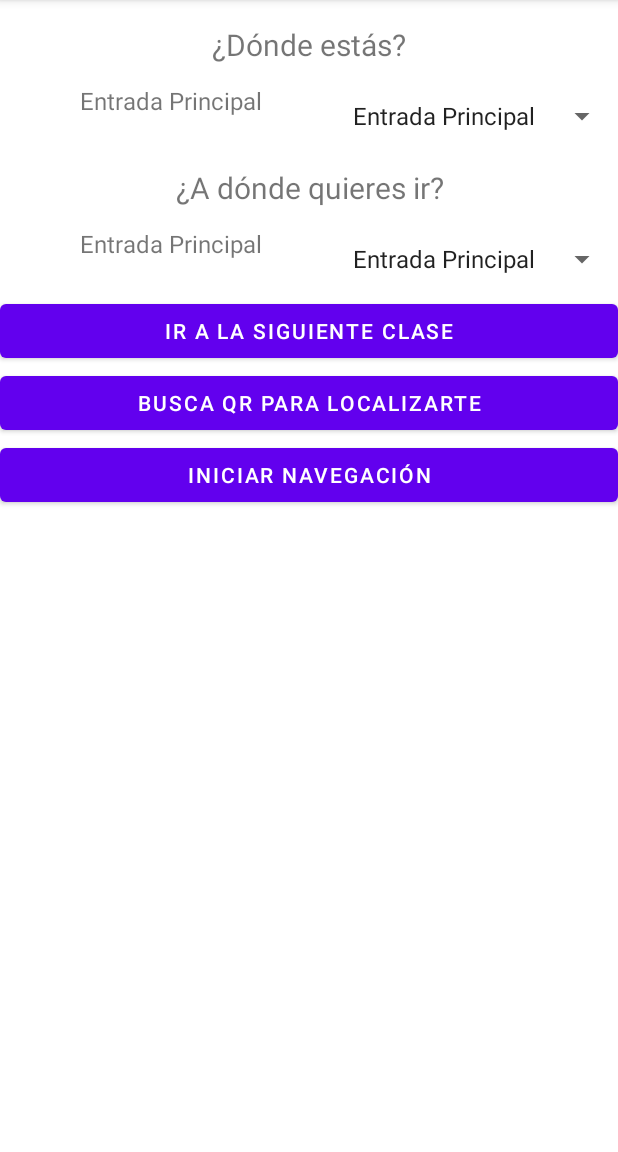
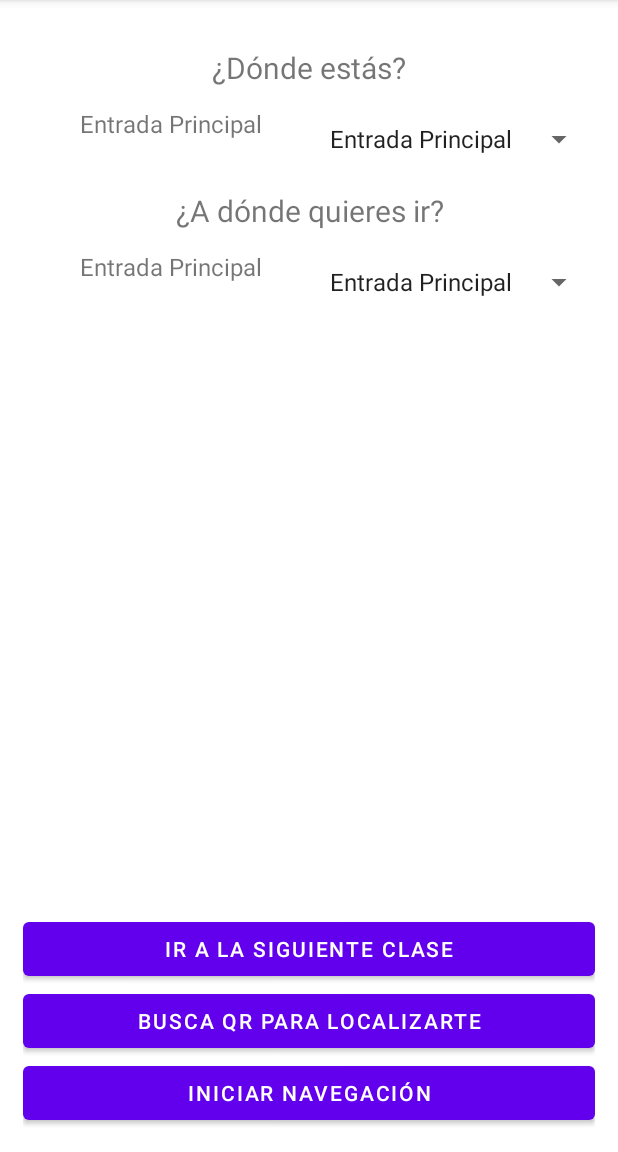
Before and after one commit to MiklosLaszlo/NPI, an Android app: the screen it shows after launch (MainActivity), in the side drawer, after a tap on "Navegación", on a phone screen of 412 x 824 dp, the part 84-1236 px from its top. Run offline under Robolectric (Android 15) with nearby library versions, the phone set to English and light mode, and no system bars; libraries missing offline, so code that uses them is left out: com.google.ar.core, com.google.ar.sceneform, com.journeyapps.barcodescanner; 7 statements that could not run were skipped.

Commit message:
Cosas pre merge

```diff
--- a/NPI_P3/app/src/main/java/com/example/drawerappugr/Cursor.java
+++ b/NPI_P3/app/src/main/java/com/example/drawerappugr/Cursor.java
@@ -31,7 +31,7 @@ public class Cursor{
     private float rx_antiguo = 0;   // En grados
     private float ry_antiguo = 0;   // En grados
 
-    float heading = 0f;
+    private float heading = 0f;
 
     @SuppressLint("ClickableViewAccessibility")
     public Cursor(Activity activity) {
--- a/NPI_P3/app/src/main/res/layout/navegacion.xml
+++ b/NPI_P3/app/src/main/res/layout/navegacion.xml
@@ -9,6 +9,7 @@
         android:id="@+id/navegacion_layout"
         android:layout_width="match_parent"
         android:layout_height="match_parent"
+        android:layout_margin="15dp"
         android:orientation="vertical"
         app:layout_constraintTop_toTopOf="parent"
         tools:layout_editor_absoluteX="1dp">
@@ -92,6 +93,25 @@
                     tools:layout_editor_absoluteX="1dp" />
             </LinearLayout>
 
+            <Space
+                android:layout_width="match_parent"
+                android:layout_height="wrap_content"
+                android:layout_weight="2" />
+
+            <TextView
+                android:id="@+id/tvLlegada"
+                android:layout_width="match_parent"
+                android:layout_height="wrap_content"
+                android:gravity="center"
+                android:text="Ha llegado a su destino"
+                android:textAppearance="@style/TextAppearance.AppCompat.Display2"
+                android:visibility="invisible" />
+
+            <Space
+                android:layout_width="match_parent"
+                android:layout_height="wrap_content"
+                android:layout_weight="3" />
+
             <Button
                 android:id="@+id/siguienteClase"
                 android:layout_width="match_parent"
```
Also changed, not shown: NPI_P3/app/src/main/java/com/example/drawerappugr/Navegacion.java (+62 -13 lines).
